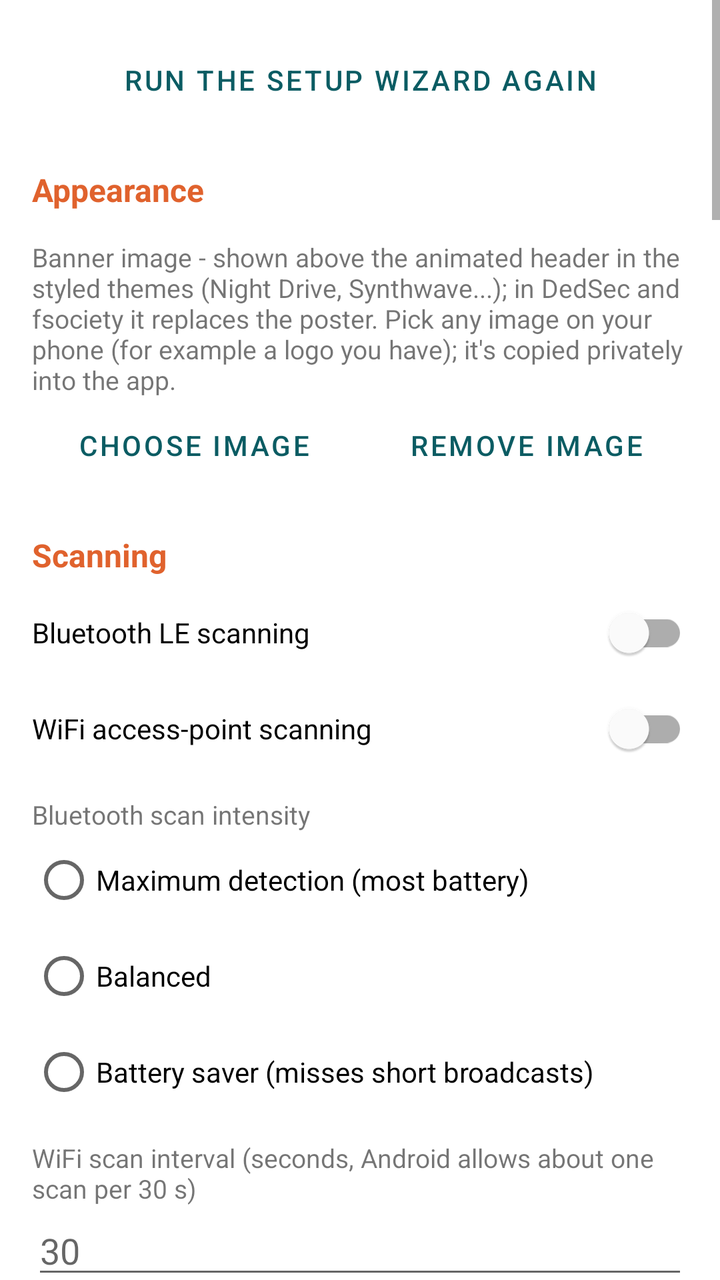
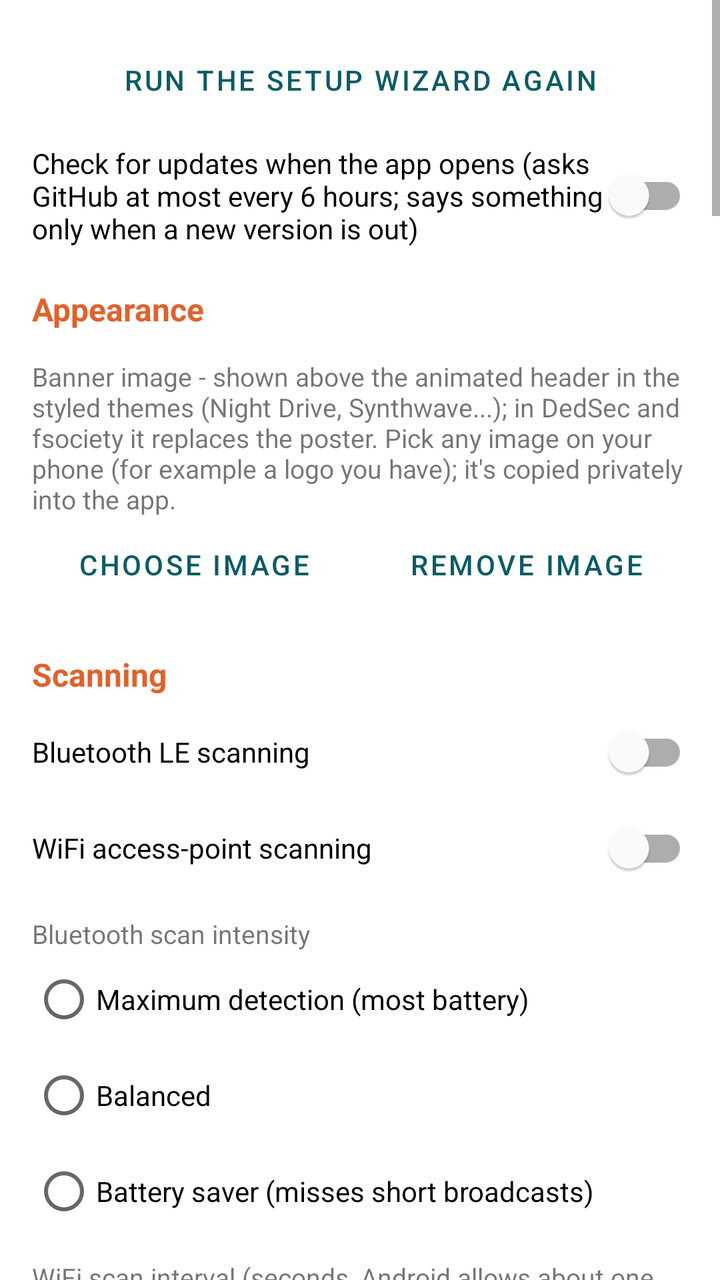

An Android layout rendered at two revisions. The XML below is the earlier revision; the diff shows what the commit changed to produce the second picture.
<!-- AndroidManifest.xml: application theme Theme.RFSentinel -->
<!-- res/layout/activity_settings.xml -->
<?xml version="1.0" encoding="utf-8"?>
<ScrollView xmlns:android="http://schemas.android.com/apk/res/android"
    android:layout_width="match_parent"
    android:layout_height="match_parent">

    <LinearLayout
        android:layout_width="match_parent"
        android:layout_height="wrap_content"
        android:orientation="vertical"
        android:padding="16dp">

        <Button
            android:id="@+id/runSetupButton"
            style="@style/Widget.MaterialComponents.Button.OutlinedButton"
            android:layout_width="match_parent"
            android:layout_height="wrap_content"
            android:text="Run the setup wizard again" />

        
        <TextView style="@style/SettingsHeader" android:text="Appearance" />

        <RadioGroup
            android:id="@+id/themeGroup"
            android:layout_width="match_parent"
            android:layout_height="wrap_content" />

        <TextView
            style="@style/SettingsLabel"
            android:text="Banner image - shown above the animated header in the styled themes (Night Drive, Synthwave...); in DedSec and fsociety it replaces the poster. Pick any image on your phone (for example a logo you have); it&apos;s copied privately into the app." />

        <LinearLayout
            android:layout_width="match_parent"
            android:layout_height="wrap_content"
            android:orientation="horizontal">

            <Button
                android:id="@+id/bannerPickButton"
                style="@style/Widget.MaterialComponents.Button.OutlinedButton"
                android:layout_width="0dp"
                android:layout_height="wrap_content"
                android:layout_marginEnd="4dp"
                android:layout_weight="1"
                android:text="Choose image" />

            <Button
                android:id="@+id/bannerClearButton"
                style="@style/Widget.MaterialComponents.Button.TextButton"
                android:layout_width="0dp"
                android:layout_height="wrap_content"
                android:layout_weight="1"
                android:text="Remove image" />
        </LinearLayout>

        
        <TextView style="@style/SettingsHeader" android:text="Scanning" />

        <com.google.android.material.switchmaterial.SwitchMaterial
            android:id="@+id/bleSwitch"
            android:layout_width="match_parent"
            android:layout_height="wrap_content"
            android:text="Bluetooth LE scanning" />

        <com.google.android.material.switchmaterial.SwitchMaterial
            android:id="@+id/wifiSwitch"
            android:layout_width="match_parent"
            android:layout_height="wrap_content"
            android:text="WiFi access-point scanning" />

        <TextView style="@style/SettingsLabel" android:text="Bluetooth scan intensity" />

        <RadioGroup
            android:id="@+id/scanModeGroup"
            android:layout_width="match_parent"
            android:layout_height="wrap_content">

            <RadioButton
                android:id="@+id/scanModeLowLatency"
                android:layout_width="match_parent"
                android:layout_height="wrap_content"
                android:text="Maximum detection (most battery)" />

            <RadioButton
                android:id="@+id/scanModeBalanced"
                android:layout_width="match_parent"
                android:layout_height="wrap_content"
                android:text="Balanced" />

            <RadioButton
                android:id="@+id/scanModeLowPower"
                android:layout_width="match_parent"
                android:layout_height="wrap_content"
                android:text="Battery saver (misses short broadcasts)" />
        </RadioGroup>

        <TextView style="@style/SettingsLabel" android:text="WiFi scan interval (seconds, Android allows about one scan per 30 s)" />

        <EditText
            android:id="@+id/intervalInput"
            android:layout_width="match_parent"
            android:layout_height="wrap_content"
            android:hint="30"
            android:importantForAutofill="no"
            android:inputType="number" />

        <TextView
            android:id="@+id/wifiThrottleText"
            style="@style/SettingsLabel"
            android:paddingTop="2dp"
            android:textSize="12sp" />

        <Button
            android:id="@+id/wifiThrottleButton"
            style="@style/Widget.MaterialComponents.Button.TextButton"
            android:layout_width="wrap_content"
            android:layout_height="wrap_content"
            android:text="Open Developer options" />

        <com.google.android.material.switchmaterial.SwitchMaterial
            android:id="@+id/carAutoSwitch"
            android:layout_width="match_parent"
            android:layout_height="wrap_content"
            android:text="Start scanning automatically in the car (and stop when you leave)" />

        <TextView
            android:id="@+id/carDevicesText"
            style="@style/SettingsLabel"
            android:paddingTop="2dp"
            android:textSize="12sp" />

        <Button
            android:id="@+id/carDevicesButton"
            style="@style/Widget.MaterialComponents.Button.TextButton"
            android:layout_width="wrap_content"
            android:layout_height="wrap_content"
            android:text="Choose your car's Bluetooth" />

        <com.google.android.material.switchmaterial.SwitchMaterial
            android:id="@+id/bootSwitch"
            android:layout_width="match_parent"
            android:layout_height="wrap_content"
            android:text="Auto-start scanning when the phone boots" />

        <Button
            android:id="@+id/batteryButton"
            style="@style/Widget.MaterialComponents.Button.TextButton"
            android:layout_width="wrap_content"
            android:layout_height="wrap_content"
            android:text="Battery settings: allow background scanning" />

        
        <TextView style="@style/SettingsHeader" android:text="What to detect" />

        <LinearLayout
            android:id="@+id/categoryContainer"
            android:layout_width="match_parent"
            android:layout_height="wrap_content"
            android:orientation="vertical" />

        <TextView
            style="@style/SettingsLabel"
            android:text="Strongest protection against fake cell towers: turn off &quot;Allow 2G&quot; in your SIM settings (Android 12+). 2G has no network authentication, which is what IMSI catchers exploit." />

        <Button
            android:id="@+id/disable2gButton"
            style="@style/Widget.MaterialComponents.Button.TextButton"
            android:layout_width="wrap_content"
            android:layout_height="wrap_content"
            android:text="Open SIM settings" />

        
        <TextView
            style="@style/SettingsLabel"
            android:text="Android 15 and later (e.g. Pixel 8+) can also warn you themselves when a network asks for your SIM's identity or turns encryption off - signalling apps can't see. Turn on &quot;Network notifications&quot; under Security &amp; privacy &gt; More security &amp; privacy &gt; Cellular security." />

        <com.google.android.material.switchmaterial.SwitchMaterial
            android:id="@+id/cellChangeSwitch"
            android:layout_width="match_parent"
            android:layout_height="wrap_content"
            android:text="Alert when the serving cell tower changes (frequent while driving; useful when parked)" />

        <Button
            android:id="@+id/cellSecurityButton"
            style="@style/Widget.MaterialComponents.Button.TextButton"
            android:layout_width="wrap_content"
            android:layout_height="wrap_content"
            android:text="Open cellular security settings" />

        <TextView style="@style/SettingsLabel" android:text="Watchlist presets (MAC prefixes)" />

        <CheckBox
            android:id="@+id/presetGlobal"
            android:layout_width="match_parent"
            android:layout_height="wrap_content"
            android:text="Global (Axon, Flock, Zepcam, WatchGuard, Digital Ally, ShotSpotter, traffic cameras...)" />

        <CheckBox
            android:id="@+id/presetCanada"
            android:layout_width="match_parent"
            android:layout_height="wrap_content"
            android:text="Canada (Axon, Cyberkar, Getac, Genetec, Motorola, ticket printers...)" />
        <CheckBox
            android:id="@+id/presetUs"
            android:layout_width="match_parent"
            android:layout_height="wrap_content"
            android:text="United States" />

        
        <TextView style="@style/SettingsHeader" android:text="Alerts" />

        <TextView style="@style/SettingsLabel" android:text="Sound an alert for matches that are at least..." />

        <RadioGroup
            android:id="@+id/thresholdGroup"
            android:layout_width="match_parent"
            android:layout_height="wrap_content">

            <RadioButton
                android:id="@+id/thresholdWeak"
                android:layout_width="match_parent"
                android:layout_height="wrap_content"
                android:text="Weak (every match - more false alarms)" />

            <RadioButton
                android:id="@+id/thresholdMedium"
                android:layout_width="match_parent"
                android:layout_height="wrap_content"
                android:text="Probable (recommended)" />

            <RadioButton
                android:id="@+id/thresholdStrong"
                android:layout_width="match_parent"
                android:layout_height="wrap_content"
                android:text="Strong only" />
        </RadioGroup>

        <com.google.android.material.switchmaterial.SwitchMaterial
            android:id="@+id/soundSwitch"
            android:layout_width="match_parent"
            android:layout_height="wrap_content"
            android:text="Alert sound" />

        <com.google.android.material.switchmaterial.SwitchMaterial
            android:id="@+id/vibrateSwitch"
            android:layout_width="match_parent"
            android:layout_height="wrap_content"
            android:text="Vibration (1 pulse weak, 2 probable, 3 strong)" />

        <com.google.android.material.switchmaterial.SwitchMaterial
            android:id="@+id/voiceSwitch"
            android:layout_width="match_parent"
            android:layout_height="wrap_content"
            android:text="Spoken alerts (e.g. while driving)" />

        <com.google.android.material.switchmaterial.SwitchMaterial
            android:id="@+id/shortVoiceSwitch"
            android:layout_width="match_parent"
            android:layout_height="wrap_content"
            android:text="Short spoken alerts (&quot;Body cam&quot;, &quot;Police car&quot;, &quot;Speed camera, 50&quot;)" />

        <TextView style="@style/SettingsLabel" android:text="Voice speed" />

        <RadioGroup
            android:id="@+id/voiceRateGroup"
            android:layout_width="match_parent"
            android:layout_height="wrap_content"
            android:orientation="horizontal">

            <RadioButton
                android:id="@+id/voiceRateSlow"
                android:layout_width="wrap_content"
                android:layout_height="wrap_content"
                android:text="Slow" />

            <RadioButton
                android:id="@+id/voiceRateNormal"
                android:layout_width="wrap_content"
                android:layout_height="wrap_content"
                android:text="Normal" />

            <RadioButton
                android:id="@+id/voiceRateFast"
                android:layout_width="wrap_content"
                android:layout_height="wrap_content"
                android:text="Fast" />
        </RadioGroup>

        <LinearLayout
            android:layout_width="match_parent"
            android:layout_height="wrap_content"
            android:orientation="horizontal">

            <Button
                android:id="@+id/voicePickButton"
                style="@style/Widget.MaterialComponents.Button.TextButton"
                android:layout_width="wrap_content"
                android:layout_height="wrap_content"
                android:text="Choose voice" />

            <Button
                android:id="@+id/voiceTestButton"
                style="@style/Widget.MaterialComponents.Button.TextButton"
                android:layout_width="wrap_content"
                android:layout_height="wrap_content"
                android:text="Test voice" />
        </LinearLayout>

        <TextView
            android:id="@+id/voiceText"
            style="@style/SettingsLabel"
            android:paddingTop="0dp"
            android:textSize="12sp" />

        <com.google.android.material.switchmaterial.SwitchMaterial
            android:id="@+id/bubbleSwitch"
            android:layout_width="match_parent"
            android:layout_height="wrap_content"
            android:text="Floating threat bubble over other apps (e.g. Waze, Maps) while scanning" />

        <com.google.android.material.switchmaterial.SwitchMaterial
            android:id="@+id/floatingMapSwitch"
            android:layout_width="match_parent"
            android:layout_height="wrap_content"
            android:text="Floating mini map over other apps while scanning: the devices around you, like the app's map (drag to move, pinch to zoom, corner handle to resize, tap to open the full map)" />

        <com.google.android.material.switchmaterial.SwitchMaterial
            android:id="@+id/discreetSwitch"
            android:layout_width="match_parent"
            android:layout_height="wrap_content"
            android:text="Discreet mode (hide details on the lock screen and in notifications)" />

        <TextView style="@style/SettingsLabel" android:text="Re-alert cooldown per device (minutes)" />

        <EditText
            android:id="@+id/dedupeInput"
            android:layout_width="match_parent"
            android:layout_height="wrap_content"
            android:hint="5"
            android:importantForAutofill="no"
            android:inputType="number" />

        
        <TextView style="@style/SettingsHeader" android:text="Location" />

        <com.google.android.material.switchmaterial.SwitchMaterial
            android:id="@+id/followSwitch"
            android:layout_width="match_parent"
            android:layout_height="wrap_content"
            android:text="Warn when a tracker or flagged device keeps moving with me" />

        <LinearLayout
            android:layout_width="match_parent"
            android:layout_height="wrap_content"
            android:orientation="horizontal">

            <LinearLayout
                android:layout_width="0dp"
                android:layout_height="wrap_content"
                android:layout_marginEnd="8dp"
                android:layout_weight="1"
                android:orientation="vertical">

                <TextView style="@style/SettingsLabel" android:text="For at least (minutes)" />

                <EditText
                    android:id="@+id/followMinutesInput"
                    android:layout_width="match_parent"
                    android:layout_height="wrap_content"
                    android:importantForAutofill="no"
                    android:inputType="number" />
            </LinearLayout>

            <LinearLayout
                android:layout_width="0dp"
                android:layout_height="wrap_content"
                android:layout_weight="1"
                android:orientation="vertical">

                <TextView style="@style/SettingsLabel" android:text="While I moved (metres)" />

                <EditText
                    android:id="@+id/followMetersInput"
                    android:layout_width="match_parent"
                    android:layout_height="wrap_content"
                    android:importantForAutofill="no"
                    android:inputType="number" />
            </LinearLayout>
        </LinearLayout>

        <TextView
            android:id="@+id/trackerIgnoreText"
            style="@style/SettingsLabel"
            android:paddingTop="4dp"
            android:textSize="12sp" />

        <Button
            android:id="@+id/trackerIgnoreButton"
            style="@style/Widget.MaterialComponents.Button.TextButton"
            android:layout_width="wrap_content"
            android:layout_height="wrap_content"
            android:text="Clear ignored trackers" />

        <com.google.android.material.switchmaterial.SwitchMaterial
            android:id="@+id/knownAlprSwitch"
            android:layout_width="match_parent"
            android:layout_height="wrap_content"
            android:text="Warn when approaching a known plate-reader camera (download them on the map: menu, Download nearby cameras)" />

        <com.google.android.material.switchmaterial.SwitchMaterial
            android:id="@+id/autoCamerasSwitch"
            android:layout_width="match_parent"
            android:layout_height="wrap_content"
            android:text="Show known cameras automatically: download them from OpenStreetMap for the map area you look at (the Overpass server sees that area, like map tiles)" />

        
        <TextView
            android:id="@+id/cameraRadiusText"
            style="@style/SettingsLabel"
            android:text="Download radius: 100 km" />

        <com.google.android.material.slider.Slider
            android:id="@+id/cameraRadiusSlider"
            android:layout_width="match_parent"
            android:layout_height="wrap_content"
            android:contentDescription="Camera download radius in kilometres"
            android:stepSize="10"
            android:value="100"
            android:valueFrom="10"
            android:valueTo="200" />

        <Button
            android:id="@+id/prefetchCamerasButton"
            style="@style/Widget.MaterialComponents.Button.TextButton"
            android:layout_width="wrap_content"
            android:layout_height="wrap_content"
            android:text="Download cameras around me (~100 km)" />

        <TextView
            android:id="@+id/prefetchCamerasText"
            style="@style/SettingsLabel"
            android:paddingTop="0dp"
            android:textSize="12sp" />

        
        <TextView
            android:id="@+id/ignoredCamerasText"
            style="@style/SettingsLabel"
            android:paddingTop="4dp"
            android:textSize="12sp" />

        <Button
            android:id="@+id/ignoredCamerasButton"
            style="@style/Widget.MaterialComponents.Button.TextButton"
            android:layout_width="wrap_content"
            android:layout_height="wrap_content"
            android:text="Alert for all ignored cameras again" />

        <Button
            android:id="@+id/deflockButton"
            style="@style/Widget.MaterialComponents.Button.TextButton"
            android:layout_width="wrap_content"
            android:layout_height="wrap_content"
            android:text="Download all plate cameras: US &amp; Canada (~18 MB)" />

        <TextView
            android:id="@+id/deflockText"
            style="@style/SettingsLabel"
            android:paddingTop="0dp"
            android:textSize="12sp" />

        <com.google.android.material.switchmaterial.SwitchMaterial
            android:id="@+id/speedCameraSwitch"
            android:layout_width="match_parent"
            android:layout_height="wrap_content"
            android:text="Warn when approaching a known speed or red-light camera (same download)" />

        <TextView
            android:id="@+id/espStatusText"
            style="@style/SettingsLabel"
            android:paddingTop="6dp"
            android:textSize="12sp" />

        <TextView
            android:id="@+id/usbWifiText"
            style="@style/SettingsLabel"
            android:paddingTop="6dp"
            android:textSize="12sp" />

        <Button
            android:id="@+id/usbWifiLogButton"
            style="@style/Widget.MaterialComponents.Button.TextButton"
            android:layout_width="wrap_content"
            android:layout_height="wrap_content"
            android:text="Export USB WiFi adapter log" />

        <TextView
            android:id="@+id/ouiSpyText"
            style="@style/SettingsLabel"
            android:paddingTop="6dp"
            android:textSize="12sp" />

        <Button
            android:id="@+id/ouiSpyButton"
            style="@style/Widget.MaterialComponents.Button.TextButton"
            android:layout_width="wrap_content"
            android:layout_height="wrap_content"
            android:text="Pair OUI-SPY board (Bluetooth)" />

        <com.google.android.material.switchmaterial.SwitchMaterial
            android:id="@+id/ouiSpyRelaySwitch"
            android:layout_width="match_parent"
            android:layout_height="wrap_content"
            android:text="OUI-SPY: relay every network and Bluetooth device it hears, so RF Sentinel's own lists check them (the board also sends standard Wi-Fi scan probes)" />

        <TextView
            style="@style/SettingsLabel"
            android:text="Screen while RF Sentinel is open" />

        <RadioGroup
            android:id="@+id/screenModeGroup"
            android:layout_width="match_parent"
            android:layout_height="wrap_content">

            <RadioButton
                android:id="@+id/screenAlwaysOn"
                android:layout_width="match_parent"
                android:layout_height="wrap_content"
                android:text="Always on" />

            <RadioButton
                android:id="@+id/screenOnCharging"
                android:layout_width="match_parent"
                android:layout_height="wrap_content"
                android:text="On while charging (car, desk)" />

            <RadioButton
                android:id="@+id/screenNormal"
                android:layout_width="match_parent"
                android:layout_height="wrap_content"
                android:text="Normal (turns off like other apps)" />
        </RadioGroup>

        <com.google.android.material.switchmaterial.SwitchMaterial
            android:id="@+id/autoRecordSwitch"
            android:layout_width="match_parent"
            android:layout_height="wrap_content"
            android:text="Record a GPS trace automatically whenever scanning starts" />

        <com.google.android.material.switchmaterial.SwitchMaterial
            android:id="@+id/gpsSwitch"
            android:layout_width="match_parent"
            android:layout_height="wrap_content"
            android:text="Save GPS position with logged matches (privacy-sensitive)" />

        
        <TextView style="@style/SettingsHeader" android:text="Data (stays on this phone)" />

        <TextView style="@style/SettingsLabel" android:text="Keep match log and device history for (days, 0 = forever)" />

        <EditText
            android:id="@+id/retentionInput"
            android:layout_width="match_parent"
            android:layout_height="wrap_content"
            android:hint="90"
            android:importantForAutofill="no"
            android:inputType="number" />

        <Button
            android:id="@+id/exportAllButton"
            style="@style/Widget.MaterialComponents.Button.OutlinedButton"
            android:layout_width="match_parent"
            android:layout_height="wrap_content"
            android:layout_marginTop="8dp"
            android:text="Export all devices (CSV, JSON, KML...)" />

        <Button
            android:id="@+id/forgetHistoryButton"
            style="@style/Widget.MaterialComponents.Button.TextButton"
            android:layout_width="wrap_content"
            android:layout_height="wrap_content"
            android:text="Forget device history (keeps favorites)" />

        <Button
            android:id="@+id/clearLogButton"
            style="@style/Widget.MaterialComponents.Button.TextButton"
            android:layout_width="wrap_content"
            android:layout_height="wrap_content"
            android:text="Clear match history" />

        <TextView
            style="@style/SettingsLabel"
            android:paddingTop="16dp"
            android:textSize="12sp"
            android:text="Changes are saved automatically." />

    </LinearLayout>
</ScrollView>
<!-- resources referenced by this layout -->
<resources>
  <style name="SettingsHeader">
          <item name="android:layout_width">match_parent</item>
          <item name="android:layout_height">wrap_content</item>
          <item name="android:paddingTop">20dp</item>
          <item name="android:paddingBottom">4dp</item>
          <item name="android:textSize">16sp</item>
          <item name="android:textStyle">bold</item>
          <item name="android:textColor">?attr/colorSecondary</item>
      </style>
  <style name="SettingsLabel">
          <item name="android:layout_width">match_parent</item>
          <item name="android:layout_height">wrap_content</item>
          <item name="android:paddingTop">10dp</item>
          <item name="android:textSize">13sp</item>
      </style>
  <style name="Theme.RFSentinel" parent="Theme.MaterialComponents.DayNight.DarkActionBar">
          <item name="colorPrimary">@color/brand_primary</item>
          <item name="colorPrimaryVariant">@color/brand_primary_dark</item>
          <item name="colorOnPrimary">@android:color/white</item>
          <item name="colorSecondary">@color/brand_accent</item>
          <item name="colorOnSecondary">@android:color/white</item>
          <item name="rfScopeColor">@color/scope</item>
          <item name="rfScopeTextColor">@color/scope_text</item>
          <item name="rfTraceColor">@color/trace</item>
          <item name="rfAccent">@color/brand_highlight</item>
          <item name="rfOnAccent">@color/brand_on_highlight</item>
      </style>
  <color name="brand_primary">#0B5C63</color>
  <color name="brand_primary_dark">#073F44</color>
  <color name="brand_accent">#E0622D</color>
  <color name="scope">#0B5C63</color>
  <color name="scope_text">#AA0B5C63</color>
  <color name="trace">#E0622D</color>
  <color name="brand_highlight">#0B5C63</color>
  <color name="brand_on_highlight">#FFFFFF</color>
</resources>

<!-- the commit's change to res/layout/activity_settings.xml (unified diff, before → after) -->
@@ -15,6 +15,13 @@
             android:layout_width="match_parent"
             android:layout_height="wrap_content"
             android:text="Run the setup wizard again" />
+
+        <com.google.android.material.switchmaterial.SwitchMaterial
+            android:id="@+id/autoUpdateSwitch"
+            android:layout_width="match_parent"
+            android:layout_height="wrap_content"
+            android:layout_marginTop="8dp"
+            android:text="Check for updates when the app opens (asks GitHub at most every 6 hours; says something only when a new version is out)" />
 
         
         <TextView style="@style/SettingsHeader" android:text="Appearance" />
